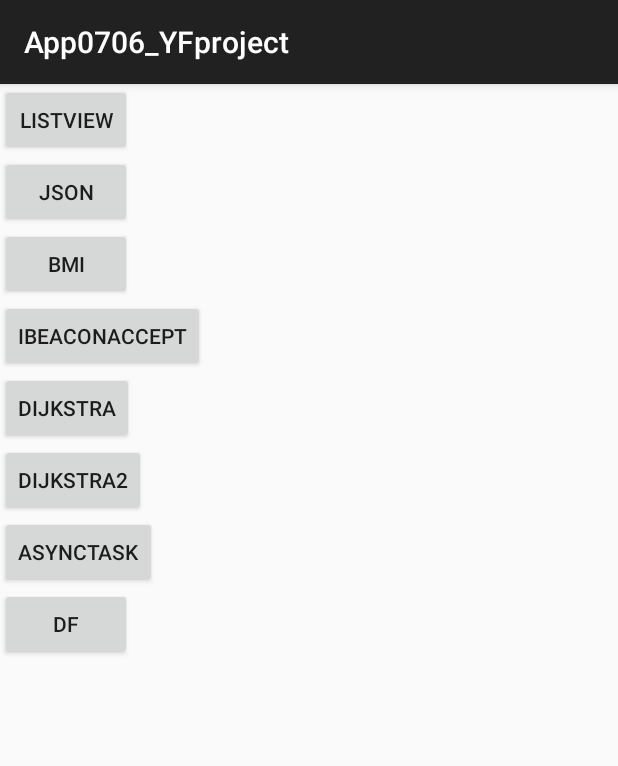
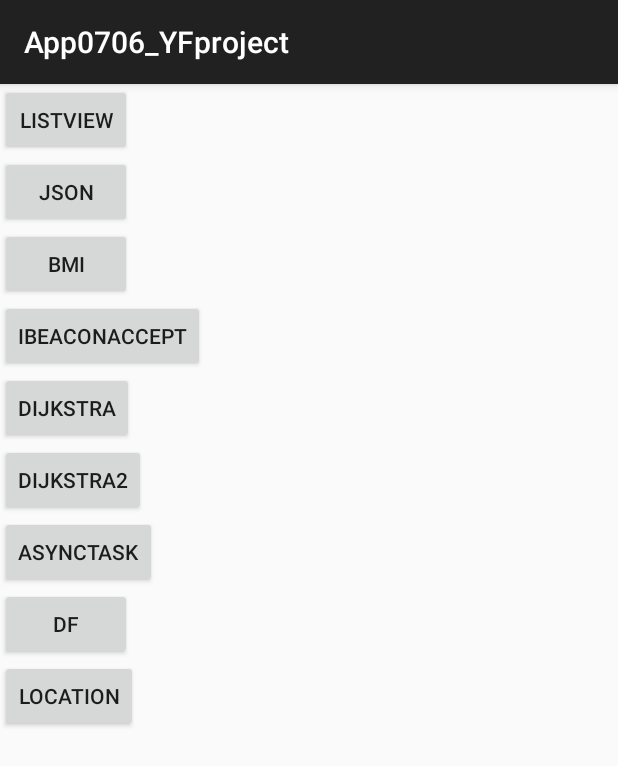
Before and after one commit to m06zj4/location-app, an Android app: the screen it shows after launch (MainActivity), on a phone screen of 412 x 824 dp. Shown: the top 766 px of the screen. Run offline under Robolectric (Android 15) with nearby library versions, the phone set to English and light mode, and no system bars.

Commit message:
new Location.activity

```diff
--- a/app/src/main/AndroidManifest.xml
+++ b/app/src/main/AndroidManifest.xml
@@ -53,6 +53,10 @@
             android:name=".Dijkstra"
             android:label="@string/title_activity_food" >
         </activity>
+        <activity
+            android:name=".Location"
+            android:label="@string/title_activity_location" >
+        </activity>
     </application>
 
 </manifest>
--- a/app/src/main/java/com/example/yf/app0706_yfproject/MainActivity.java
+++ b/app/src/main/java/com/example/yf/app0706_yfproject/MainActivity.java
@@ -52,4 +52,8 @@ public class MainActivity extends ActionBarActivity {
         Intent intent =new Intent(this, Dijkstra.class);
         startActivity(intent);
     }
+    public void btn9(View v){
+        Intent intent =new Intent(this, Location.class);
+        startActivity(intent);
+    }
 }
--- a/app/src/main/java/com/example/yf/app0706_yfproject/ShortestPath.java
+++ b/app/src/main/java/com/example/yf/app0706_yfproject/ShortestPath.java
@@ -51,6 +51,7 @@ public class ShortestPath {
                 this.adjacent[i] = new edge();
                 this.adjacent[i].id = this.id;
                 this.adjacent[edgeNumber].weight = 0;
+
             }
         }
 
@@ -62,6 +63,7 @@ public class ShortestPath {
                 Log.e("ShortestPath", "ADJACENTEDGE ERROR");
                 Log.e("ShortestPath", "Edge " + this.id + "->" + id + " " + weight + " ");
             }
+
             this.edgeNumber++;
         }
     }
@@ -238,7 +240,7 @@ public class ShortestPath {
         }
         TextOut += "\n";
 
-        System.out.println(TextOut);
+
 
     }
 
--- a/app/src/main/res/layout/activity_main.xml
+++ b/app/src/main/res/layout/activity_main.xml
@@ -61,6 +61,12 @@
                 android:text="DF"
                 android:id="@+id/button5"
                 android:onClick="btn8"/>
+            <Button
+                android:layout_width="wrap_content"
+                android:layout_height="wrap_content"
+                android:text="Location"
+                android:id="@+id/button4"
+                android:onClick="btn9"/>
 
         </LinearLayout>
     </ScrollView>
--- a/app/src/main/res/values/strings.xml
+++ b/app/src/main/res/values/strings.xml
@@ -11,4 +11,5 @@
     <string name="title_activity_my_dijksra_2">MyDijksra_2</string>
     <string name="title_activity_async_task">AsyncTask</string>
     <string name="title_activity_food">food</string>
+    <string name="title_activity_location">Location</string>
 </resources>
```
Also changed, not shown: app/src/main/java/com/example/yf/app0706_yfproject/Location.java (added, +38 -0 lines), app/src/main/res/layout/activity_location.xml (added, +12 -0 lines), app/src/main/res/menu/menu_location.xml (added, +7 -0 lines).
